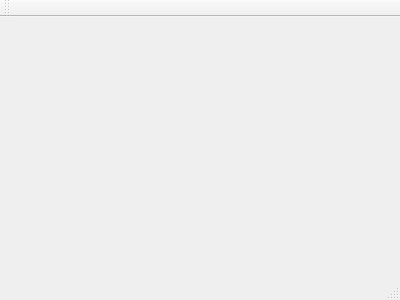
Qt form mainwindow.ui (tianyufang1958/mycelium) before a commit.
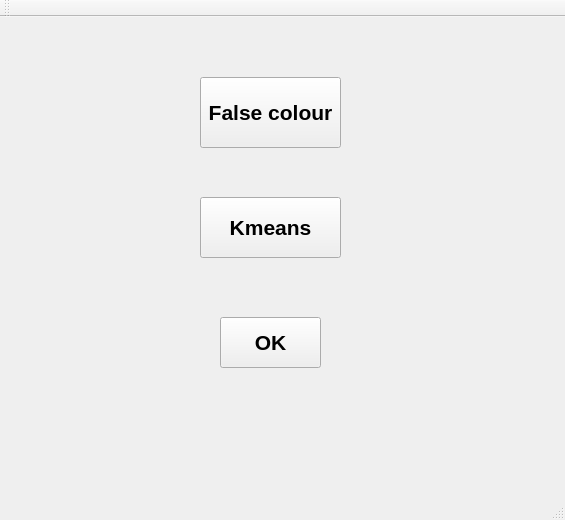
The same form after that commit.

The edit to the form file:
```diff
--- a/mainwindow.ui
+++ b/mainwindow.ui
@@ -1,24 +1,100 @@
 <ui version="4.0">
  <class>MainWindow</class>
- <widget class="QMainWindow" name="MainWindow" >
-  <property name="geometry" >
+ <widget class="QMainWindow" name="MainWindow">
+  <property name="geometry">
    <rect>
     <x>0</x>
     <y>0</y>
-    <width>400</width>
-    <height>300</height>
+    <width>565</width>
+    <height>520</height>
    </rect>
   </property>
   <property name="windowTitle" >
    <string>MainWindow</string>
   </property>
-  <widget class="QMenuBar" name="menuBar" />
-  <widget class="QToolBar" name="mainToolBar" />
-  <widget class="QWidget" name="centralWidget" />
-  <widget class="QStatusBar" name="statusBar" />
+  <widget class="QWidget" name="centralWidget">
+   <widget class="QPushButton" name="pushButton_colour">
+    <property name="geometry">
+     <rect>
+      <x>200</x>
+      <y>60</y>
+      <width>141</width>
+      <height>71</height>
+     </rect>
+    </property>
+    <property name="font">
+     <font>
+      <pointsize>16</pointsize>
+      <weight>75</weight>
+      <bold>true</bold>
+     </font>
+    </property>
+    <property name="text">
+     <string>False colour</string>
+    </property>
+   </widget>
+   <widget class="QPushButton" name="pushButton_exit">
+    <property name="geometry">
+     <rect>
+      <x>220</x>
+      <y>300</y>
+      <width>101</width>
+      <height>51</height>
+     </rect>
+    </property>
+    <property name="font">
+     <font>
+      <pointsize>16</pointsize>
+      <weight>75</weight>
+      <bold>true</bold>
+     </font>
+    </property>
+    <property name="text">
+     <string>OK</string>
+    </property>
+   </widget>
+   <widget class="QPushButton" name="pushButton_kmeans">
+    <property name="geometry">
+     <rect>
+      <x>200</x>
+      <y>180</y>
+      <width>141</width>
+      <height>61</height>
+     </rect>
+    </property>
+    <property name="font">
+     <font>
+      <pointsize>16</pointsize>
+      <weight>75</weight>
+      <bold>true</bold>
+     </font>
+    </property>
+    <property name="text">
+     <string>Kmeans</string>
+    </property>
+   </widget>
+  </widget>
+  <widget class="QMenuBar" name="menuBar">
+   <property name="geometry">
+    <rect>
+     <x>0</x>
+     <y>0</y>
+     <width>565</width>
+     <height>25</height>
+    </rect>
+   </property>
+  </widget>
+  <widget class="QToolBar" name="mainToolBar">
+   <attribute name="toolBarArea">
+    <enum>TopToolBarArea</enum>
+   </attribute>
+   <attribute name="toolBarBreak">
+    <bool>false</bool>
+   </attribute>
+  </widget>
+  <widget class="QStatusBar" name="statusBar"/>
  </widget>
- <layoutDefault spacing="6" margin="11" />
- <pixmapfunction></pixmapfunction>
+ <layoutdefault spacing="6" margin="11"/>
  <resources/>
  <connections/>
 </ui>
```
Left out of the diff: 3 changed lines with no effect on the pictures.
